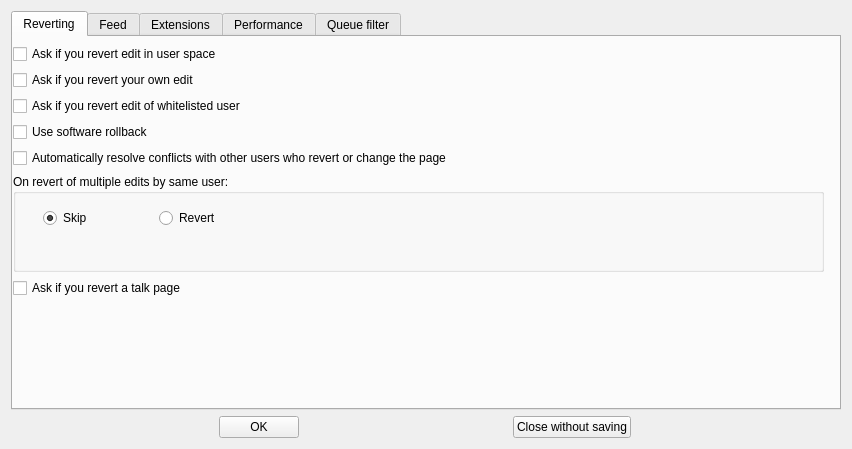
Qt form huggle/preferences.ui (huggle/huggle3-qt-lx) before a commit.
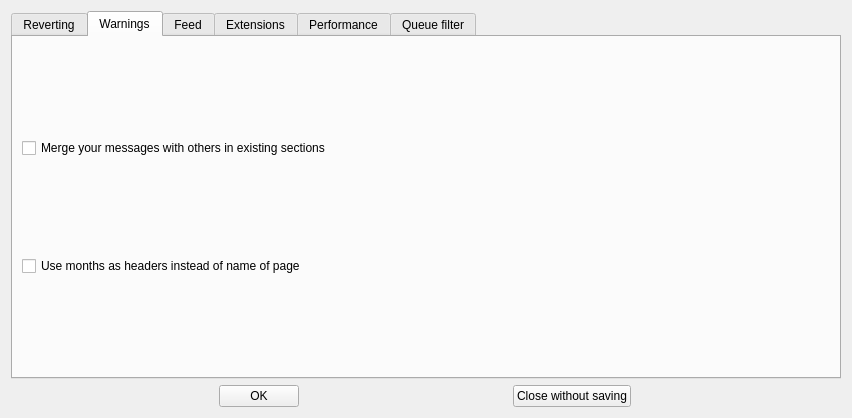
The same form after that commit. The open tabs and pages were chosen to show the change.

What changed in the file:
```diff
--- a/huggle/preferences.ui
+++ b/huggle/preferences.ui
@@ -7,7 +7,7 @@
     <x>0</x>
     <y>0</y>
     <width>852</width>
-    <height>449</height>
+    <height>418</height>
    </rect>
   </property>
   <property name="sizePolicy">
@@ -126,6 +126,27 @@
        </layout>
       </widget>
      </widget>
+     <widget class="QWidget" name="tab_5">
+      <attribute name="title">
+       <string>Warnings</string>
+      </attribute>
+      <layout class="QVBoxLayout" name="verticalLayout_8">
+       <item>
+        <widget class="QCheckBox" name="checkBox_17">
+         <property name="text">
+          <string>Merge your messages with others in existing sections</string>
+         </property>
+        </widget>
+       </item>
+       <item>
+        <widget class="QCheckBox" name="checkBox_16">
+         <property name="text">
+          <string>Use months as headers instead of name of page</string>
+         </property>
+        </widget>
+       </item>
+      </layout>
+     </widget>
      <widget class="QWidget" name="Feed">
       <attribute name="title">
        <string>Feed</string>
```
Left out of the diff: 23 changed lines with no effect on the pictures.
